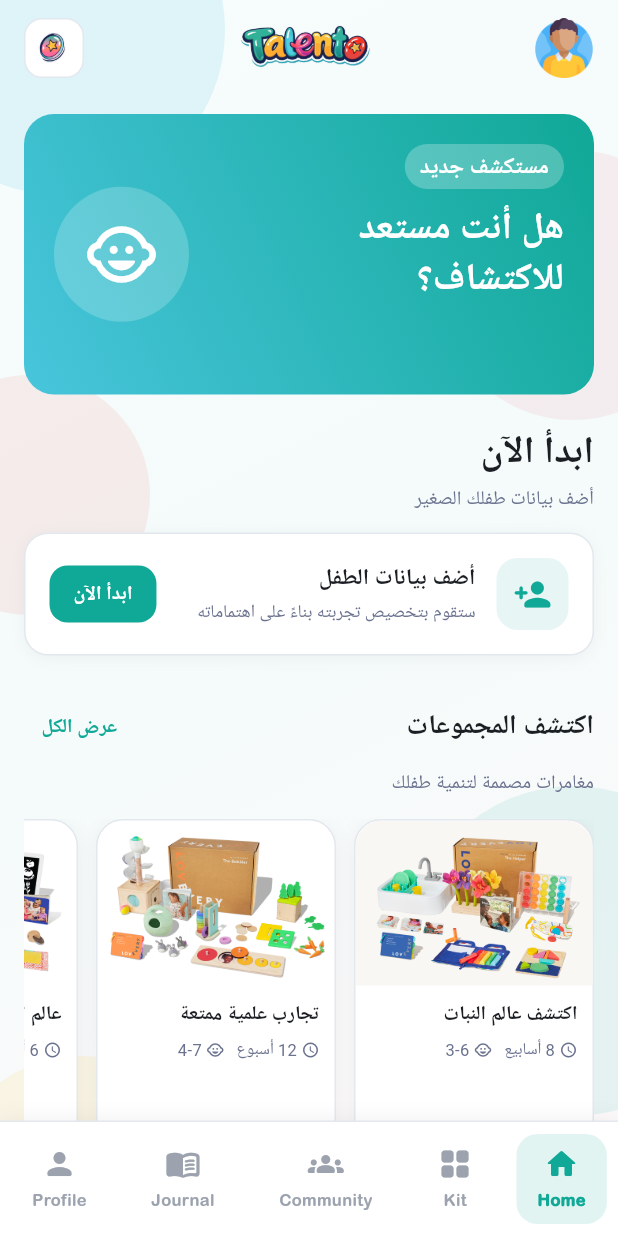
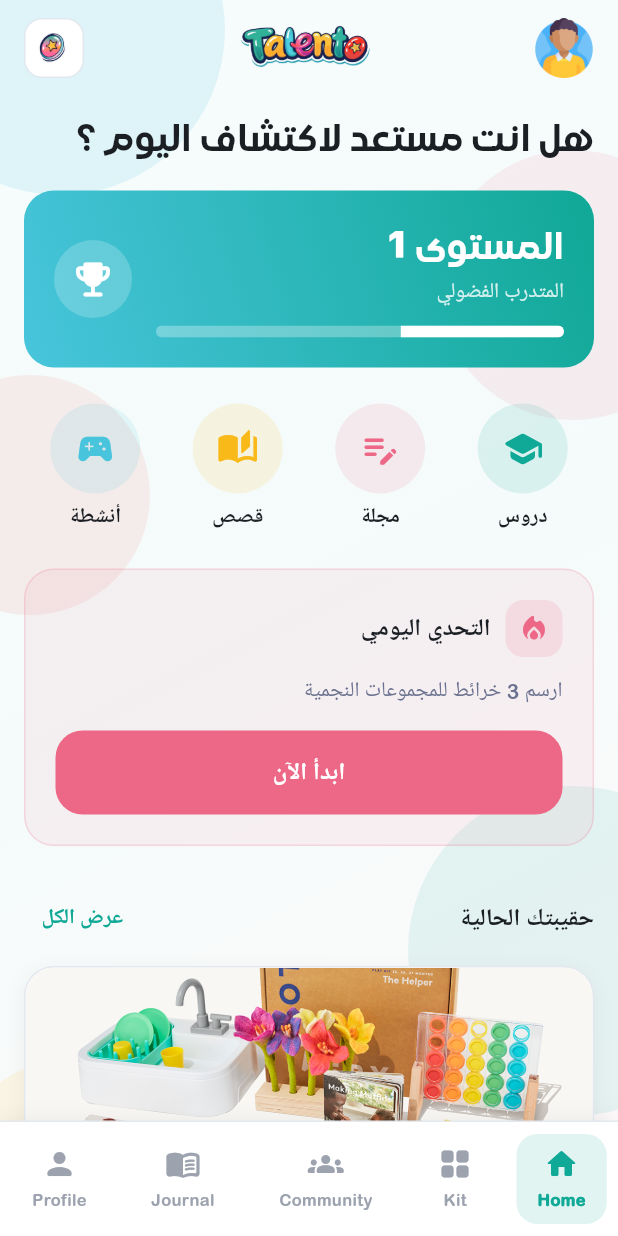
Before and after one commit to JADDOU3/Talento, a Flutter app: the screen it shows after launch, on a phone screen of 412 x 824 dp. Run offline on Flutter 3.47's test engine with Material 3 defaults, Android fonts, the phone set to English and light mode, and no system bars; our stand-ins replace flutter_secure_storage.

Commit message:
add old user screen

```diff
--- a/Frontend/Mobile/lib/main.dart
+++ b/Frontend/Mobile/lib/main.dart
@@ -1,4 +1,7 @@
 import 'package:flutter/material.dart';
+import 'package:mobile/screens/home/home_screen.dart';
+import 'package:mobile/screens/home/old_user_screen.dart';
+import 'package:mobile/screens/kit_library/kit_details_screen.dart';
 import 'screens/home/new_user.dart';
 import 'core/theme/app_theme.dart';
 import 'screens/auth/login_screen.dart';
@@ -23,7 +26,7 @@ class MyApp extends StatelessWidget {
         textDirection: TextDirection.rtl,
         child: child!,
       ),
-      home: const  HomeScreen(),
+      home: const  OldUserScreen(),
     );
   }
 }
--- a/Frontend/Mobile/lib/screens/home/new_user.dart
+++ b/Frontend/Mobile/lib/screens/home/new_user.dart
@@ -11,14 +11,14 @@ import 'widgets/kit_card.dart';
 import 'widgets/promotion_card.dart';
 import 'widgets/start_now_card.dart';
 
-class HomeScreen extends StatefulWidget {
-  const HomeScreen({super.key});
+class NewUser extends StatefulWidget {
+  const NewUser({super.key});
 
   @override
-  State<HomeScreen> createState() => _HomeScreenState();
+  State<NewUser> createState() => _NewUser();
 }
 
-class _HomeScreenState extends State<HomeScreen> {
+class _NewUser extends State<NewUser> {
   final int _selectedIndex = 0;
 
   final List<Map<String, String>> kits = [
--- /dev/null
+++ b/Frontend/Mobile/lib/screens/home/old_user_screen.dart
@@ -0,0 +1,105 @@
+import 'package:flutter/material.dart';
+import 'package:mobile/screens/home/widgets/current_kit_card.dart';
+import 'package:mobile/screens/home/widgets/daily_challenge_card.dart';
+import 'package:mobile/screens/home/widgets/progression_card.dart';
+import 'package:mobile/screens/home/widgets/quick_actions.dart';
+import '../../core/theme/app_colors.dart';
+import '../../core/theme/app_text_styles.dart';
+import '../../shared/widgets/app_background.dart';
+import '../../shared/layout/top_bar.dart';
+import '../../shared/layout/bottom_nav_bar.dart';
+
+
+
+class OldUserScreen extends StatelessWidget {
+  const OldUserScreen({super.key});
+
+  @override
+  Widget build(BuildContext context) {
+    return Scaffold(
+      body: AppBackground(
+        child: Column(
+          children: [
+            const TopBar(),
+            Expanded(
+              child: SingleChildScrollView(
+                padding: const EdgeInsets.symmetric(horizontal: 16),
+                child: Column(
+                  crossAxisAlignment: CrossAxisAlignment.start,
+                  children: [
+                    const SizedBox(height: 12),
+
+                    // Welcome Title
+                    Text(
+                      'هل انت مستعد لاكتشاف اليوم ؟',
+                      style: AppTextStyles.headlineMedium.copyWith(
+                        color: AppColors.textPrimary,
+                        height: 1.3,
+                      ),
+                    ),
+                    const SizedBox(height: 20),
+
+                    // Progression Card
+                    const ProgressionCard(
+                      level: 'المستوى 1',
+                      kitName: 'المتدرب الفضولي',
+                      progress: 0.4,
+                    ),
+                    const SizedBox(height: 24),
+
+                    // Quick Actions
+                    const QuickActions(),
+                    const SizedBox(height: 24),
+
+                    // Daily Challenge
+                    const DailyChallengeCard(
+                      challenge: 'ارسم 3 خرائط للمجموعات النجمية',
+                    ),
+                    const SizedBox(height: 24),
+
+                    // Current Kit Section Header
+                    Row(
+                      mainAxisAlignment: MainAxisAlignment.spaceBetween,
+                      children: [
+                        Text(
+                          'حقيبتك الحالية',
+                          style: AppTextStyles.bodyLarge.copyWith(
+                            fontWeight: FontWeight.w700,
+                            color: AppColors.textPrimary,
+                          ),
+                        ),
+                        TextButton(
+                          onPressed: () {},
+                          child: Text(
+                            'عرض الكل',
+                            style: AppTextStyles.bodyMedium.copyWith(
+                              color: AppColors.primary,
+                              fontWeight: FontWeight.w600,
+                            ),
+                          ),
+                        ),
+                      ],
+                    ),
+                    const SizedBox(height: 8),
+
+                    // Current Kit Card
+                    const CurrentKitCard(
+                      kitTitle: 'مستكشف الفضاء',
+                      progressText: 'تم انجاز 4 من اصل 10 مهام',
+                      imagePath: 'assets/images/kit1.png',
+                      progress: 0.4,
+                    ),
+                    const SizedBox(height: 24),
+                  ],
+                ),
+              ),
+            ),
+
+            // Bottom Nav Bar
+            const BottomNavBar(selectedIndex: 0),
+          ],
+        ),
+      ),
+    );
+  }
+}
--- /dev/null
+++ b/Frontend/Mobile/lib/screens/home/widgets/current_kit_card.dart
@@ -0,0 +1,122 @@
+import 'package:flutter/material.dart';
+import '../../../core/theme/app_colors.dart';
+
+import '../../../core/theme/app_text_styles.dart';
+import '../../../shared/widgets/custom_button.dart';
+
+
+
+
+class CurrentKitCard extends StatelessWidget {
+  final String kitTitle;
+  final String progressText;
+  final String imagePath;
+  final double progress;
+
+  const CurrentKitCard({
+    super.key,
+    required this.kitTitle,
+    required this.progressText,
+    required this.imagePath,
+    required this.progress,
+  });
+
+  @override
+  Widget build(BuildContext context) {
+    return Container(
+      width: double.infinity,
+      decoration: BoxDecoration(
+        color: AppColors.cardBackground,
+        borderRadius: BorderRadius.circular(20),
+        border: Border.all(color: AppColors.border),
+        boxShadow: [
+          BoxShadow(
+            color: AppColors.black.withValues(alpha: 0.05),
+            blurRadius: 10,
+            offset: const Offset(0, 3),
+          ),
+        ],
+      ),
+      child: Column(
+        crossAxisAlignment: CrossAxisAlignment.start,
+        children: [
+          ClipRRect(
+            borderRadius: const BorderRadius.vertical(top: Radius.circular(20)),
+            child: Image.asset(
+              imagePath,
+              width: double.infinity,
+              height: 160,
+              fit: BoxFit.cover,
+              errorBuilder: (context, error, stackTrace) {
+                return Container(
+                  height: 160,
+                  decoration: const BoxDecoration(
+                    gradient: LinearGradient(
+                      colors: [AppColors.primary, AppColors.secondary],
+                      begin: Alignment.topRight,
+                      end: Alignment.bottomLeft,
+                    ),
+                  ),
+                  child: const Center(
+                    child: Icon(
+                      Icons.science_rounded,
+                      color: AppColors.white,
+                      size: 60,
+                    ),
+                  ),
+                );
+              },
+            ),
+          ),
+          Padding(
+            padding: const EdgeInsets.all(16),
+            child: Column(
+              crossAxisAlignment: CrossAxisAlignment.start,
+              children: [
+                Text(
+                  kitTitle,
+                  style: AppTextStyles.headlineMedium.copyWith(
+                    fontSize: 18,
+                    color: AppColors.textPrimary,
+                  ),
+                ),
+                const SizedBox(height: 6),
+                Row(
+                  children: [
+                    const Icon(
+                      Icons.task_alt_rounded,
+                      size: 14,
+                      color: AppColors.primary,
+                    ),
+                    const SizedBox(width: 4),
+                    Text(
+                      progressText,
+                      style: AppTextStyles.bodyMedium.copyWith(
+                        color: AppColors.textSecondary,
+                      ),
+                    ),
+                  ],
+                ),
+                const SizedBox(height: 10),
+                ClipRRect(
+                  borderRadius: BorderRadius.circular(10),
+                  child: LinearProgressIndicator(
+                    value: progress,
+                    backgroundColor: AppColors.border,
+                    valueColor: const AlwaysStoppedAnimation<Color>(AppColors.primary),
+                    minHeight: 6,
+                  ),
+                ),
+                const SizedBox(height: 14),
+                CustomButton(
+                  text: 'أكمل',
+                  onPressed: () {},
+                ),
+              ],
+            ),
+          ),
+        ],
+      ),
+    );
+  }
+}
--- /dev/null
+++ b/Frontend/Mobile/lib/screens/home/widgets/daily_challenge_card.dart
@@ -0,0 +1,75 @@
+import 'package:flutter/material.dart';
+import '../../../core/theme/app_colors.dart';
+import '../../../core/theme/app_text_styles.dart';
+import '../../../shared/widgets/custom_button.dart';
+
+
+
+
+
+class DailyChallengeCard extends StatelessWidget {
+  final String challenge;
+
+  const DailyChallengeCard({
+    super.key,
+    required this.challenge,
+  });
+
+  @override
+  Widget build(BuildContext context) {
+    return Container(
+      width: double.infinity,
+      decoration: BoxDecoration(
+        color: AppColors.pink.withValues(alpha: 0.08),
+        borderRadius: BorderRadius.circular(20),
+        border: Border.all(
+          color: AppColors.pink.withValues(alpha: 0.2),
+        ),
+      ),
+      padding: const EdgeInsets.all(20),
+      child: Column(
+        crossAxisAlignment: CrossAxisAlignment.start,
+        children: [
+          Row(
+            children: [
+              Container(
+                padding: const EdgeInsets.all(8),
+                decoration: BoxDecoration(
+                  color: AppColors.pink.withValues(alpha: 0.15),
+                  borderRadius: BorderRadius.circular(12),
+                ),
+                child: const Icon(
+                  Icons.local_fire_department_rounded,
+                  color: AppColors.pink,
+                  size: 22,
+                ),
+              ),
+              const SizedBox(width: 10),
+              Text(
+                'التحدي اليومي',
+                style: AppTextStyles.bodyLarge.copyWith(
+                  fontWeight: FontWeight.w800,
+                  color: AppColors.textPrimary,
+                ),
+              ),
+            ],
+          ),
+          const SizedBox(height: 12),
+          Text(
+            challenge,
+            style: AppTextStyles.bodyMedium.copyWith(
+              color: AppColors.textSecondary,
+              height: 1.5,
+            ),
+          ),
+          const SizedBox(height: 16),
+          CustomButton(
+            text: 'ابدأ الآن',
+            onPressed: () {},
+            backgroundColor: AppColors.pink,
+          ),
+        ],
+      ),
+    );
+  }
+}
--- /dev/null
+++ b/Frontend/Mobile/lib/screens/home/widgets/progression_card.dart
@@ -0,0 +1,83 @@
+import 'package:flutter/material.dart';
+import '../../../core/theme/app_colors.dart';
+
+import 'package:flutter/material.dart';
+import '../../../core/theme/app_text_styles.dart';
+
+
+class ProgressionCard extends StatelessWidget {
+  final String level;
+  final String kitName;
+  final double progress;
+
+  const ProgressionCard({
+    super.key,
+    required this.level,
+    required this.kitName,
+    required this.progress,
+  });
+
+  @override
+  Widget build(BuildContext context) {
+    return Container(
+      width: double.infinity,
+      decoration: BoxDecoration(
+        gradient: const LinearGradient(
+          colors: [AppColors.primary, AppColors.secondary],
+          begin: Alignment.topRight,
+          end: Alignment.bottomLeft,
+        ),
+        borderRadius: BorderRadius.circular(20),
+      ),
+      padding: const EdgeInsets.all(20),
+      child: Row(
+        children: [
+          Expanded(
+            child: Column(
+              crossAxisAlignment: CrossAxisAlignment.start,
+              children: [
+                Text(
+                  level,
+                  style: AppTextStyles.headlineMedium.copyWith(
+                    color: AppColors.white,
+                  ),
+                ),
+                const SizedBox(height: 4),
+                Text(
+                  kitName,
+                  style: AppTextStyles.bodyMedium.copyWith(
+                    color: AppColors.white.withValues(alpha: 0.8),
+                  ),
+                ),
+                const SizedBox(height: 12),
+                ClipRRect(
+                  borderRadius: BorderRadius.circular(10),
+                  child: LinearProgressIndicator(
+                    value: progress,
+                    backgroundColor: AppColors.white.withValues(alpha: 0.3),
+                    valueColor: const AlwaysStoppedAnimation<Color>(AppColors.white),
+                    minHeight: 8,
+                  ),
+                ),
+              ],
+            ),
+          ),
+          const SizedBox(width: 16),
+          Container(
+            width: 52,
+            height: 52,
+            decoration: BoxDecoration(
+              color: AppColors.white.withValues(alpha: 0.2),
+              shape: BoxShape.circle,
+            ),
+            child: const Icon(
+              Icons.emoji_events_rounded,
+              color: AppColors.white,
+              size: 30,
+            ),
+          ),
+        ],
+      ),
+    );
+  }
+}
--- /dev/null
+++ b/Frontend/Mobile/lib/screens/home/widgets/quick_actions.dart
@@ -0,0 +1,51 @@
+import 'package:flutter/material.dart';
+import '../../../core/theme/app_colors.dart';
+import 'package:flutter/material.dart';
+
+import '../../../core/theme/app_text_styles.dart';
+
+
+class QuickActions extends StatelessWidget {
+    const QuickActions({super.key});
+    @override
+    Widget build(BuildContext context) {
+    final actions = [
+    {'label': 'دروس', 'icon': Icons.school_rounded, 'color': AppColors.primary},
+    {'label': 'مجلة', 'icon': Icons.edit_note_rounded, 'color': AppColors.pink},
+    {'label': 'قصص', 'icon': Icons.auto_stories_rounded, 'color': AppColors.yellow},
+    {'label': 'أنشطة', 'icon': Icons.sports_esports_rounded, 'color': AppColors.secondary},
+    ];
+
+    return Row(
+    mainAxisAlignment: MainAxisAlignment.spaceAround,
+    children: actions.map((action) {
+    final color = action['color'] as Color;
+    return Column(
+    children: [
+    Container(
+    width: 60,
+    height: 60,
+    decoration: BoxDecoration(
+    color: color.withValues(alpha: 0.12),
+    shape: BoxShape.circle,
+    ),
+    child: Icon(
+    action['icon'] as IconData,
+    color: color,
+    size: 28,
+    ),
+    ),
+    const SizedBox(height: 6),
+    Text(
+    action['label'] as String,
+    style: AppTextStyles.bodyMedium.copyWith(
+    color: AppColors.textPrimary,
+    fontWeight: FontWeight.w600,
+           ),
+          ),
+         ],
+        );
+       }).toList(),
+      );
+     }
+    }
--- a/Frontend/Mobile/lib/shared/layout/bottom_nav_bar.dart
+++ b/Frontend/Mobile/lib/shared/layout/bottom_nav_bar.dart
@@ -98,7 +98,7 @@ class BottomNavBar extends StatelessWidget {
       case 0: // Home
         Navigator.pushReplacement(
           context,
-          MaterialPageRoute(builder: (_) => const HomeScreen()),
+          MaterialPageRoute(builder: (_) => const NewUser()),
         );
         break;
 
--- a/Frontend/Mobile/lib/shared/widgets/custom_button.dart
+++ b/Frontend/Mobile/lib/shared/widgets/custom_button.dart
@@ -3,17 +3,24 @@ import 'package:flutter/material.dart';
 class CustomButton extends StatelessWidget {
   final String text;
   final VoidCallback onPressed;
+  final Color? backgroundColor;
 
   const CustomButton({
     super.key,
     required this.text,
     required this.onPressed,
+    this.backgroundColor,
   });
 
   @override
   Widget build(BuildContext context) {
     return ElevatedButton(
       onPressed: onPressed,
+      style: backgroundColor != null
+          ? ElevatedButton.styleFrom(
+        backgroundColor: backgroundColor,
+      )
+          : null,
       child: Text(text),
     );
   }
--- a/Frontend/Mobile/pubspec.yaml
+++ b/Frontend/Mobile/pubspec.yaml
@@ -11,7 +11,7 @@ dependencies:
   flutter:
     sdk: flutter
   cupertino_icons: ^1.0.8
-  http: ^1.2.1
+  http: ^1.6.0
   flutter_secure_storage: ^9.2.2
 
 dev_dependencies:
```
Also changed, not shown: Frontend/Mobile/pubspec.lock.
